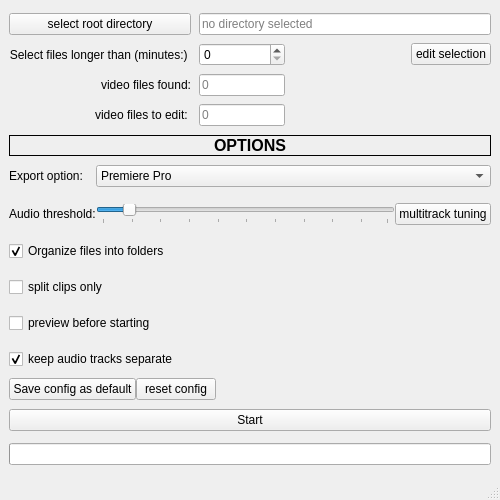
fdllrs/batchEditor, file UI/batchEditor.ui: the form before one commit.
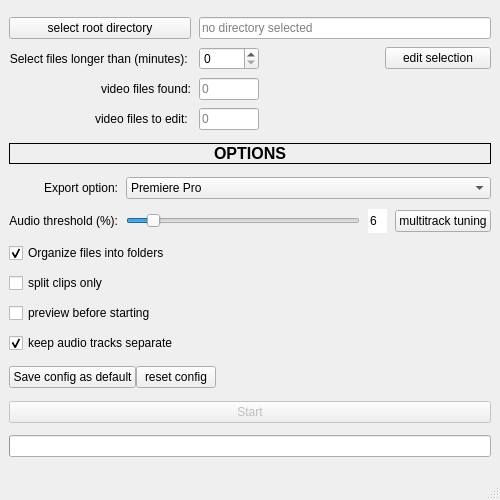
The form after the commit.

Diff of the .ui file:
```diff
--- a/UI/batchEditor.ui
+++ b/UI/batchEditor.ui
@@ -62,25 +62,57 @@
      </widget>
     </item>
     <item row="2" column="0">
-     <layout class="QGridLayout" name="optionsGrid" columnstretch="0,0,0">
+     <layout class="QGridLayout" name="optionsGrid" columnstretch="0,0,0,0,0">
+      <property name="horizontalSpacing">
+       <number>8</number>
+      </property>
       <property name="verticalSpacing">
-       <number>16</number>
+       <number>10</number>
       </property>
       <item row="1" column="0">
        <widget class="QLabel" name="exportForLabel">
         <property name="text">
          <string>Export option:</string>
         </property>
+        <property name="alignment">
+         <set>Qt::AlignmentFlag::AlignRight|Qt::AlignmentFlag::AlignTrailing|Qt::AlignmentFlag::AlignVCenter</set>
+        </property>
        </widget>
       </item>
-      <item row="2" column="2">
+      <item row="2" column="4">
        <widget class="QPushButton" name="multitrackTuning">
+        <property name="sizePolicy">
+         <sizepolicy hsizetype="Minimum" vsizetype="Maximum">
+          <horstretch>0</horstretch>
+          <verstretch>0</verstretch>
+         </sizepolicy>
+        </property>
         <property name="text">
          <string>multitrack tuning</string>
         </property>
        </widget>
       </item>
-      <item row="1" column="1" colspan="2">
+      <item row="5" column="0" colspan="5">
+       <widget class="QCheckBox" name="preview">
+        <property name="text">
+         <string>preview before starting</string>
+        </property>
+       </widget>
+      </item>
+      <item row="3" column="0" colspan="5">
+       <widget class="QCheckBox" name="organizeIntoFolders">
+        <property name="text">
+         <string>Organize files into folders</string>
+        </property>
+        <property name="checked">
+         <bool>true</bool>
+        </property>
+        <property name="tristate">
+         <bool>false</bool>
+        </property>
+       </widget>
+      </item>
+      <item row="1" column="1" colspan="4">
        <widget class="QComboBox" name="exportSelector">
         <item>
          <property name="text">
@@ -114,34 +146,14 @@
         </item>
        </widget>
       </item>
-      <item row="5" column="0" colspan="3">
-       <widget class="QCheckBox" name="preview">
-        <property name="text">
-         <string>preview before starting</string>
-        </property>
-       </widget>
-      </item>
-      <item row="3" column="0" colspan="3">
-       <widget class="QCheckBox" name="organizeIntoFolders">
-        <property name="text">
-         <string>Organize files into folders</string>
-        </property>
-        <property name="checked">
-         <bool>true</bool>
-        </property>
-        <property name="tristate">
-         <bool>false</bool>
-        </property>
-       </widget>
-      </item>
-      <item row="4" column="0" colspan="3">
+      <item row="4" column="0" colspan="5">
        <widget class="QCheckBox" name="splitOnly">
         <property name="text">
          <string>split clips only</string>
         </property>
        </widget>
       </item>
-      <item row="6" column="0" colspan="3">
+      <item row="6" column="0" colspan="5">
        <widget class="QCheckBox" name="separateTracks">
         <property name="text">
          <string>keep audio tracks separate</string>
@@ -154,12 +166,73 @@
       <item row="2" column="0">
        <widget class="QLabel" name="audioThresholdLabel">
         <property name="text">
-         <string>Audio threshold:</string>
+         <string>Audio threshold (%):</string>
         </property>
+        <property name="alignment">
+         <set>Qt::AlignmentFlag::AlignRight|Qt::AlignmentFlag::AlignTrailing|Qt::AlignmentFlag::AlignVCenter</set>
+        </property>
        </widget>
       </item>
-      <item row="2" column="1">
+      <item row="2" column="3">
+       <widget class="QSpinBox" name="audioThresholdSpinbox">
+        <property name="sizePolicy">
+         <sizepolicy hsizetype="Minimum" vsizetype="Maximum">
+          <horstretch>0</horstretch>
+          <verstretch>0</verstretch>
+         </sizepolicy>
+        </property>
+        <property name="minimumSize">
+         <size>
+          <width>7</width>
+          <height>24</height>
+         </size>
+        </property>
+        <property name="maximumSize">
+         <size>
+          <width>30</width>
+          <height>16777215</height>
+         </size>
+        </property>
+        <property name="sizeIncrement">
+         <size>
+          <width>0</width>
+          <height>0</height>
+         </size>
+        </property>
+        <property name="wrapping">
+         <bool>false</bool>
+        </property>
+        <property name="frame">
+         <bool>false</bool>
+        </property>
+        <property name="buttonSymbols">
+         <enum>QAbstractSpinBox::ButtonSymbols::NoButtons</enum>
+        </property>
+        <property name="accelerated">
+         <bool>true</bool>
+        </property>
+        <property name="correctionMode">
+         <enum>QAbstractSpinBox::CorrectionMode::CorrectToPreviousValue</enum>
+        </property>
+        <property name="keyboardTracking">
+         <bool>true</bool>
+        </property>
+        <property name="showGroupSeparator" stdset="0">
+         <bool>false</bool>
+        </property>
+        <property name="value">
+         <number>6</number>
+        </property>
+       </widget>
+      </item>
+      <item row="2" column="1" colspan="2">
        <widget class="QSlider" name="audiothresholdSlider">
+        <property name="sizePolicy">
+         <sizepolicy hsizetype="Expanding" vsizetype="Fixed">
+          <horstretch>9</horstretch>
+          <verstretch>0</verstretch>
+         </sizepolicy>
+        </property>
         <property name="mouseTracking">
          <bool>false</bool>
         </property>
@@ -197,7 +270,7 @@
          <bool>false</bool>
         </property>
         <property name="tickPosition">
-         <enum>QSlider::TickPosition::TicksBelow</enum>
+         <enum>QSlider::TickPosition::NoTicks</enum>
         </property>
         <property name="tickInterval">
          <number>10</number>
@@ -213,6 +286,9 @@
       </property>
       <item>
        <widget class="QPushButton" name="startButton">
+        <property name="enabled">
+         <bool>false</bool>
+        </property>
         <property name="text">
          <string>Start</string>
         </property>
@@ -319,6 +395,9 @@
       </item>
       <item row="0" column="1" colspan="3">
        <widget class="QLineEdit" name="rootDirectoryLabel">
+        <property name="readOnly">
+         <bool>true</bool>
+        </property>
         <property name="placeholderText">
          <string>no directory selected</string>
         </property>
@@ -336,7 +415,7 @@
          </sizepolicy>
         </property>
         <property name="text">
-         <string>Select files longer than (minutes:) </string>
+         <string>Select files longer than (minutes): </string>
         </property>
         <property name="alignment">
          <set>Qt::AlignmentFlag::AlignRight|Qt::AlignmentFlag::AlignTrailing|Qt::AlignmentFlag::AlignVCenter</set>
@@ -354,10 +433,23 @@
        </widget>
       </item>
       <item row="2" column="1">
-       <widget class="QSpinBox" name="minLengthSpinbox"/>
+       <widget class="QSpinBox" name="minLengthSpinbox">
+        <property name="maximumSize">
+         <size>
+          <width>60</width>
+          <height>16777215</height>
+         </size>
+        </property>
+       </widget>
       </item>
       <item row="4" column="1">
        <widget class="QLineEdit" name="filesFoundLabel">
+        <property name="maximumSize">
+         <size>
+          <width>60</width>
+          <height>16777215</height>
+         </size>
+        </property>
         <property name="readOnly">
          <bool>true</bool>
         </property>
@@ -368,6 +460,12 @@
       </item>
       <item row="5" column="1">
        <widget class="QLineEdit" name="filesToEditLabel">
+        <property name="maximumSize">
+         <size>
+          <width>60</width>
+          <height>16777215</height>
+         </size>
+        </property>
         <property name="readOnly">
          <bool>true</bool>
         </property>
@@ -382,7 +480,7 @@
          <bool>true</bool>
         </property>
         <property name="sizePolicy">
-         <sizepolicy hsizetype="Fixed" vsizetype="Fixed">
+         <sizepolicy hsizetype="Expanding" vsizetype="Fixed">
           <horstretch>0</horstretch>
           <verstretch>0</verstretch>
          </sizepolicy>
@@ -401,6 +499,9 @@
         </property>
        </widget>
       </item>
+      <item row="4" column="2">
+       <widget class="QWidget" name="loadingPlaceholder" native="true"/>
+      </item>
      </layout>
     </item>
    </layout>
```
Left out of the diff: 35 changed lines with no effect on the pictures.
